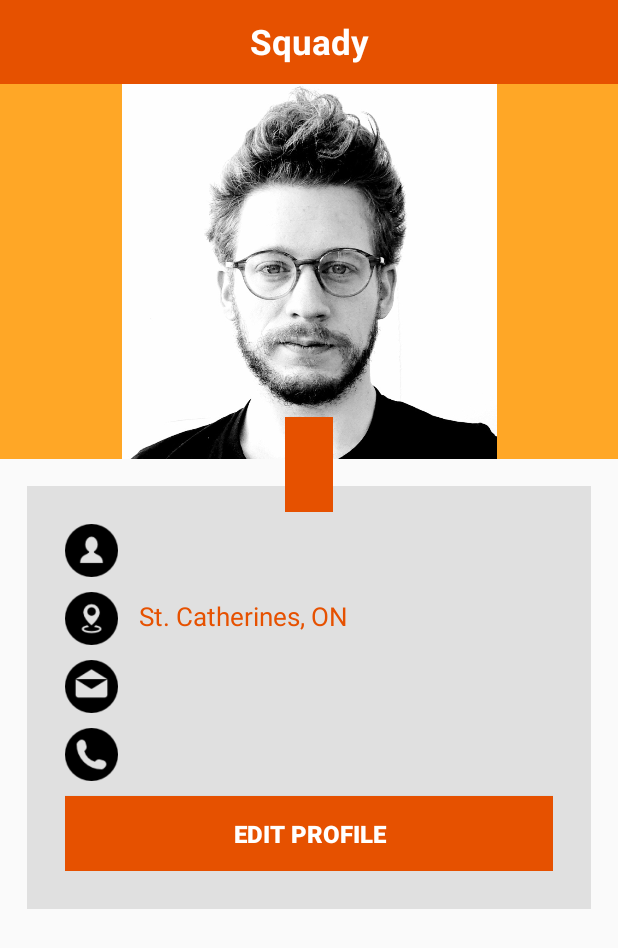
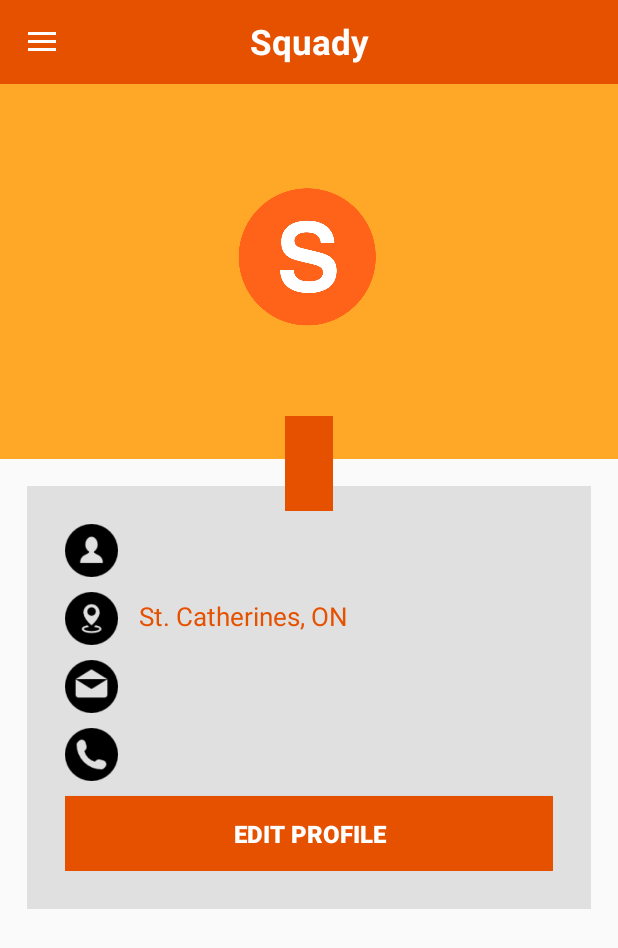
Before and after one commit to Noirtechy/Squady, an Android app: the SquadyViewProfile screen opened directly, with no data from a screen before it, on a phone screen of 412 x 824 dp. Shown: the top 948 px of the screen. Run offline under Robolectric (Android 15) with nearby library versions, the phone set to English and light mode, and no system bars.

Commit message:
Latest Updates on Navigation Drawer and User View Profile 2

```diff
--- a/app/src/main/java/ca/squady/SquadyViewProfile.java
+++ b/app/src/main/java/ca/squady/SquadyViewProfile.java
@@ -1,19 +1,34 @@
 package ca.squady;
 
 import android.content.Intent;
+import android.support.annotation.Nullable;
+import android.support.v4.widget.DrawerLayout;
+import android.support.v7.app.ActionBarDrawerToggle;
 import android.support.v7.app.AppCompatActivity;
 import android.os.Bundle;
+import android.support.v7.widget.Toolbar;
 import android.view.View;
 import android.widget.TextView;
 
 public class SquadyViewProfile extends AppCompatActivity
 {
+    private DrawerLayout drawer;
+    Toolbar toolbar_top;
+    ActionBarDrawerToggle actionBarDrawerToggle;
 
     @Override
     protected void onCreate(Bundle savedInstanceState)
     {
         super.onCreate(savedInstanceState);
         setContentView(R.layout.squady_viewprofile);
+
+        //actionBarDrawerToggle.getDrawerArrowDrawable().setColor(getResources().getColor(R.color.textColor));
+        toolbar_top = (Toolbar) findViewById(R.id.toolbar_top);
+        setSupportActionBar(toolbar_top);
+        getSupportActionBar().setDisplayShowTitleEnabled(false);
+        drawer = (DrawerLayout) findViewById(R.id.drawer);
+        actionBarDrawerToggle = new ActionBarDrawerToggle(this, drawer, toolbar_top, R.string.open, R.string.close);
+        drawer.setDrawerListener(actionBarDrawerToggle);
     }
 
     public void onResume()
@@ -37,4 +52,11 @@ public class SquadyViewProfile extends AppCompatActivity
         Intent login = new Intent(SquadyViewProfile.this, SquadyEditProfile.class);
         startActivity(login);
     }
+
+    @Override
+    protected void onPostCreate(@Nullable Bundle savedInstanceState)
+    {
+        super.onPostCreate(savedInstanceState);
+        actionBarDrawerToggle.syncState();
+    }
 }
--- a/app/src/main/res/layout/squady_viewprofile.xml
+++ b/app/src/main/res/layout/squady_viewprofile.xml
@@ -1,4 +1,21 @@
 <?xml version="1.0" encoding="utf-8"?>
+<android.support.v4.widget.DrawerLayout xmlns:android="http://schemas.android.com/apk/res/android"
+    android:layout_width="match_parent"
+    android:layout_height="match_parent"
+    android:id="@+id/drawer"
+    xmlns:app="http://schemas.android.com/apk/res-auto">
+
+    <android.support.design.widget.NavigationView
+        android:layout_width="wrap_content"
+        android:layout_height="match_parent"
+        app:menu="@menu/drawermenu"
+        android:id="@+id/nv"
+        android:background="#424242"
+        app:headerLayout="@layout/navigation_header"
+        android:layout_gravity="start">
+
+    </android.support.design.widget.NavigationView>
+
     <ScrollView xmlns:android="http://schemas.android.com/apk/res/android"
         xmlns:tools="http://schemas.android.com/tools"
         xmlns:app="http://schemas.android.com/apk/res-auto"
@@ -7,9 +24,10 @@
         android:fillViewport="true"
         tools:context="ca.squady.SquadyViewProfile">
 
+
         <TableLayout
             android:layout_width="match_parent"
-        android:layout_height="wrap_content"
+            android:layout_height="match_parent"
             android:stretchColumns="1">
 
             <android.support.v7.widget.Toolbar
@@ -154,19 +172,13 @@
 
                 </RelativeLayout>
 
-            <ImageView
-                android:id="@+id/profilephoto"
-                android:layout_width="match_parent"
-                android:layout_height="250dp"
-                android:src="@drawable/man" />
-
                 <RelativeLayout
                     android:id="@+id/relativeLayout"
                     android:layout_width="wrap_content"
                     android:layout_height="wrap_content"
-                android:layout_alignParentTop="true"
+                    android:layout_below="@+id/imageView6"
                     android:layout_centerHorizontal="true"
-                android:layout_marginTop="222dp"
+                    android:layout_marginTop="46dp"
                     android:background="@color/colorPrimary"
                     android:padding="16dp">
 
@@ -181,8 +193,19 @@
 
                 </RelativeLayout>
 
+                <ImageView
+                    android:id="@+id/imageView6"
+                    android:layout_width="130dp"
+                    android:layout_height="120dp"
+                    android:layout_marginTop="55dp"
+                    android:layout_alignParentTop="true"
+                    android:layout_centerHorizontal="true"
+                    app:srcCompat="@drawable/squadylogo" />
+
             </RelativeLayout>
 
         </TableLayout>
 
     </ScrollView>
+
+</android.support.v4.widget.DrawerLayout>
```
Lines whose indentation alone changed are shown as unchanged.
